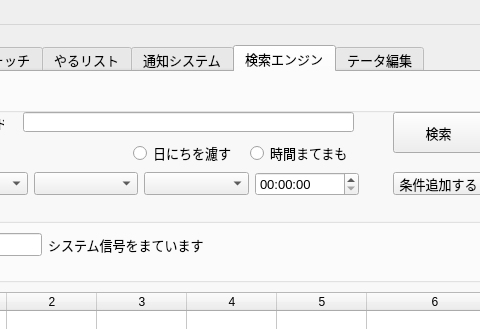
kerlive/Memorandum, file UI/Main_jp.ui: the form before one commit; both pictures show x 170 to 650 and y 0 to 329 of the 750 by 600 pixel window.
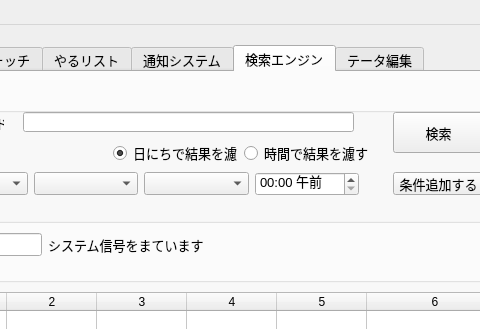
The form after the commit. The open tabs and pages were chosen to show the change. Icons and pictures are not drawn.

Diff of the .ui file:
```diff
--- a/UI/Main_jp.ui
+++ b/UI/Main_jp.ui
@@ -1016,7 +1016,11 @@
          <widget class="QComboBox" name="comboBox_3"/>
         </item>
         <item>
-         <widget class="QTimeEdit" name="timeEdit"/>
+         <widget class="QTimeEdit" name="timeEdit">
+          <property name="displayFormat">
+           <string>HH:mm AP</string>
+          </property>
+         </widget>
         </item>
        </layout>
       </widget>
@@ -1055,9 +1059,9 @@
       <widget class="QWidget" name="layoutWidget">
        <property name="geometry">
         <rect>
-         <x>250</x>
+         <x>230</x>
          <y>50</y>
-         <width>227</width>
+         <width>255</width>
          <height>22</height>
         </rect>
        </property>
@@ -1065,14 +1069,17 @@
         <item>
          <widget class="QRadioButton" name="radioButton">
           <property name="text">
-           <string>日にちを濾す</string>
+           <string>日にちで結果を濾す</string>
+          </property>
+          <property name="checked">
+           <bool>true</bool>
           </property>
          </widget>
         </item>
         <item>
          <widget class="QRadioButton" name="radioButton_2">
           <property name="text">
-           <string>時間まてまも</string>
+           <string>時間で結果を濾す</string>
           </property>
          </widget>
         </item>
```
Left out of the diff: 6 changed lines with no effect on the pictures.
